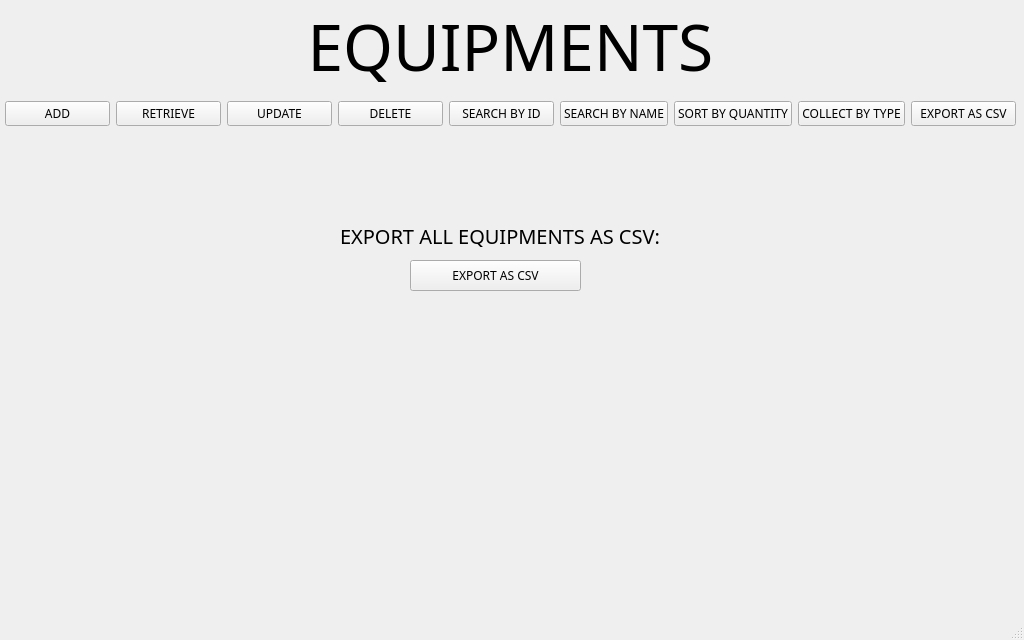
The window that mainwindow.ui (ProjetCPP-2A33/projetcpp-2a33-smart-clothing-store) describes before a commit, drawn with Qt 5.
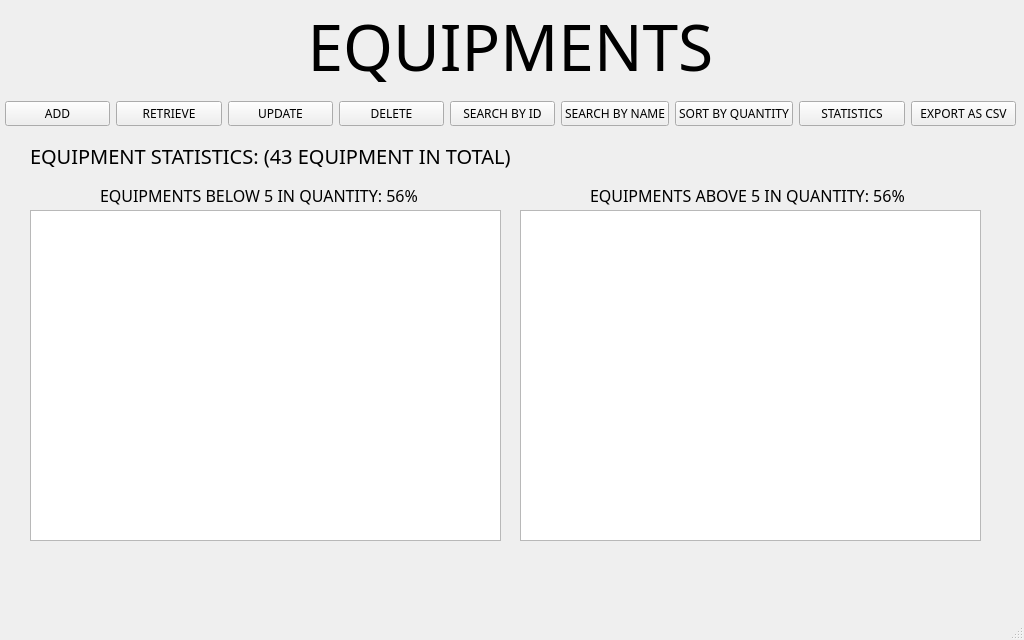
The same window after the commit. Icons and pictures are not drawn.

Commit message: Working on the statistics functionality

What changed in the file:
```diff
--- a/mainwindow.ui
+++ b/mainwindow.ui
@@ -88,7 +88,7 @@
      <item row="0" column="7">
       <widget class="QPushButton" name="pushButton_6">
        <property name="text">
-        <string>COLLECT BY TYPE</string>
+        <string>STATISTICS</string>
        </property>
       </widget>
      </item>
@@ -145,7 +145,7 @@
      </sizepolicy>
     </property>
     <property name="currentIndex">
-     <number>7</number>
+     <number>6</number>
     </property>
     <widget class="QWidget" name="addPage">
      <widget class="QLabel" name="label_2">
@@ -656,7 +656,103 @@
       </property>
      </widget>
     </widget>
-    <widget class="QWidget" name="collectPage"/>
+    <widget class="QWidget" name="statPage">
+     <widget class="QTableWidget" name="belowTable">
+      <property name="geometry">
+       <rect>
+        <x>10</x>
+        <y>70</y>
+        <width>471</width>
+        <height>331</height>
+       </rect>
+      </property>
+      <attribute name="horizontalHeaderStretchLastSection">
+       <bool>true</bool>
+      </attribute>
+      <attribute name="verticalHeaderDefaultSectionSize">
+       <number>25</number>
+      </attribute>
+      <attribute name="verticalHeaderStretchLastSection">
+       <bool>false</bool>
+      </attribute>
+     </widget>
+     <widget class="QLabel" name="statLabel">
+      <property name="geometry">
+       <rect>
+        <x>10</x>
+        <y>0</y>
+        <width>951</width>
+        <height>31</height>
+       </rect>
+      </property>
+      <property name="font">
+       <font>
+        <family>Poppins</family>
+        <pointsize>15</pointsize>
+       </font>
+      </property>
+      <property name="text">
+       <string>EQUIPMENT STATISTICS: (43 EQUIPMENT IN TOTAL)</string>
+      </property>
+     </widget>
+     <widget class="QLabel" name="belowLabel">
+      <property name="geometry">
+       <rect>
+        <x>80</x>
+        <y>40</y>
+        <width>401</width>
+        <height>31</height>
+       </rect>
+      </property>
+      <property name="font">
+       <font>
+        <family>Poppins</family>
+        <pointsize>12</pointsize>
+       </font>
+      </property>
+      <property name="text">
+       <string>EQUIPMENTS BELOW 5 IN QUANTITY: 56%</string>
+      </property>
+     </widget>
+     <widget class="QTableWidget" name="aboveTable">
+      <property name="geometry">
+       <rect>
+        <x>500</x>
+        <y>70</y>
+        <width>461</width>
+        <height>331</height>
+       </rect>
+      </property>
+      <attribute name="horizontalHeaderStretchLastSection">
+       <bool>true</bool>
+      </attribute>
+      <attribute name="verticalHeaderDefaultSectionSize">
+       <number>25</number>
+      </attribute>
+      <attribute name="verticalHeaderStretchLastSection">
+       <bool>false</bool>
+      </attribute>
+     </widget>
+     <widget class="QLabel" name="aboveLabel">
+      <property name="geometry">
+       <rect>
+        <x>570</x>
+        <y>40</y>
+        <width>391</width>
+        <height>31</height>
+       </rect>
+      </property>
+      <property name="font">
+       <font>
+        <family>Poppins</family>
+        <pointsize>12</pointsize>
+       </font>
+      </property>
+      <property name="text">
+       <string>EQUIPMENTS ABOVE 5 IN QUANTITY: 56%</string>
+      </property>
+     </widget>
+    </widget>
     <widget class="QWidget" name="exportPage">
      <widget class="QLabel" name="equipmentCountLabel_2">
       <property name="geometry">
```
Left out of the diff: 2 changed lines with no effect on the pictures. The commit also changes 7 other files.
